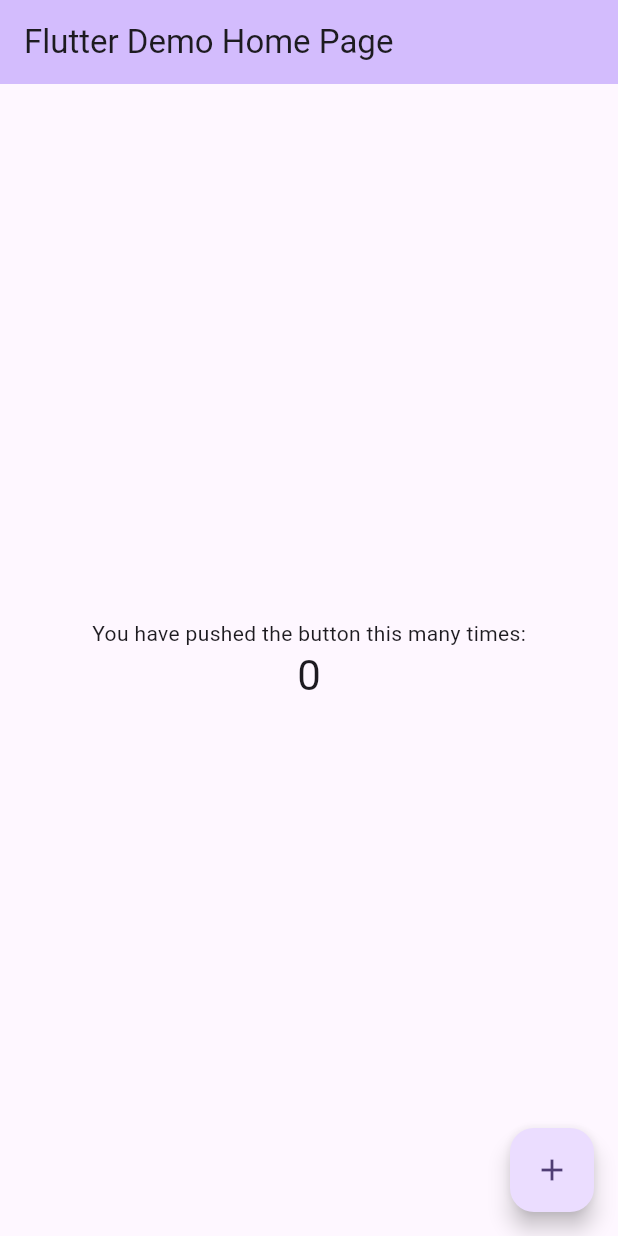
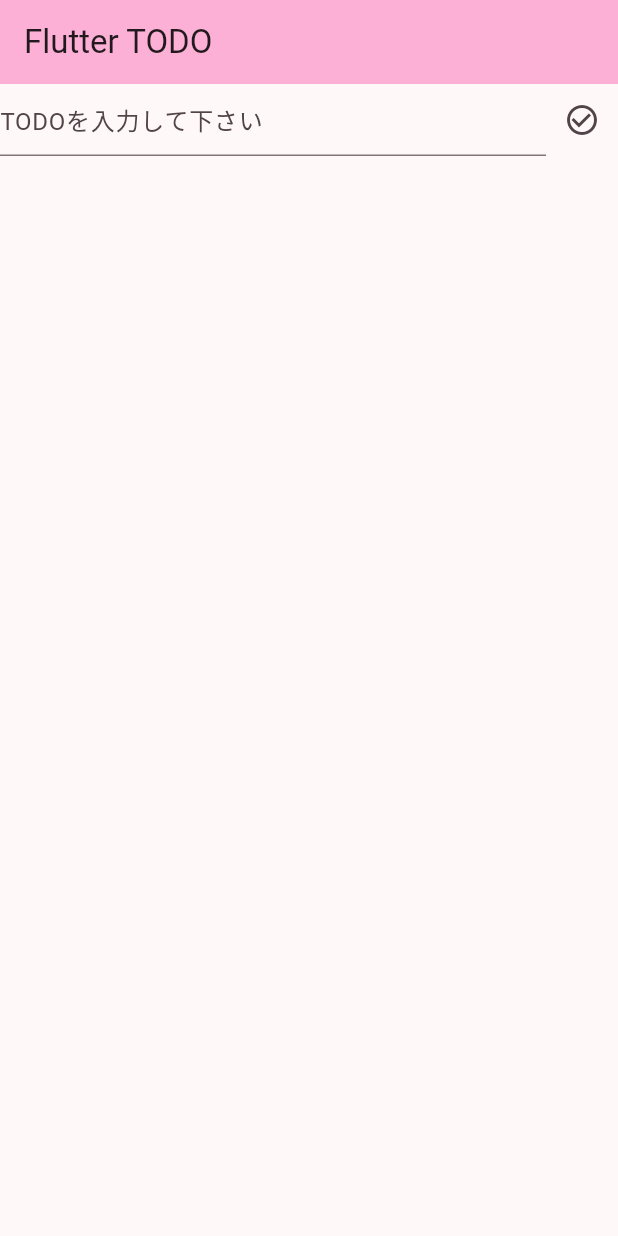
Before and after one commit to yusuke-hada/flutter_todo, a Flutter app: the screen it shows after launch, on a phone screen of 412 x 824 dp. Run offline on Flutter 3.47's test engine with Material 3 defaults, Android fonts, the phone set to English and light mode, and no system bars.

Commit message:
feat_todo作成

```diff
--- a/lib/main.dart
+++ b/lib/main.dart
@@ -1,4 +1,5 @@
 import 'package:flutter/material.dart';
+import 'my_home_page.dart';
 
 void main() {
   runApp(const MyApp());
@@ -10,57 +11,13 @@ class MyApp extends StatelessWidget {
   @override
   Widget build(BuildContext context) {
     return MaterialApp(
-      title: 'Flutter Demo',
+      title: 'Flutter',
       theme: ThemeData(
-        colorScheme: ColorScheme.fromSeed(seedColor: Colors.deepPurple),
+        colorScheme: ColorScheme.fromSeed(
+          seedColor: const Color.fromARGB(255, 236, 93, 177),
+        ),
       ),
-      home: const MyHomePage(title: 'Flutter Demo Home Page'),
+      home: (MyHomePage(title: 'Flutter TODO')),
     );
   }
 }
-
-class MyHomePage extends StatefulWidget {
-  const MyHomePage({super.key, required this.title});
-
-  final String title;
-
-  @override
-  State<MyHomePage> createState() => _MyHomePageState();
-}
-
-class _MyHomePageState extends State<MyHomePage> {
-  int _counter = 0;
-
-  void _incrementCounter() {
-    setState(() {
-      _counter++;
-    });
-  }
-
-  @override
-  Widget build(BuildContext context) {
-    return Scaffold(
-      appBar: AppBar(
-        backgroundColor: Theme.of(context).colorScheme.inversePrimary,
-        title: Text(widget.title),
-      ),
-      body: Center(
-        child: Column(
-          mainAxisAlignment: MainAxisAlignment.center,
-          children: <Widget>[
-            const Text('You have pushed the button this many times:'),
-            Text(
-              '$_counter',
-              style: Theme.of(context).textTheme.headlineMedium,
-            ),
-          ],
-        ),
-      ),
-      floatingActionButton: FloatingActionButton(
-        onPressed: _incrementCounter,
-        tooltip: 'Increment',
-        child: const Icon(Icons.add),
-      ),
-    );
-  }
-}
--- /dev/null
+++ b/lib/my_home_page.dart
@@ -0,0 +1,100 @@
+import 'package:flutter/material.dart';
+
+class TodoItem {
+  String title;
+  bool isDone;
+
+  TodoItem({required this.title, this.isDone = false});
+}
+
+class MyHomePage extends StatefulWidget {
+  const MyHomePage({super.key, required this.title});
+  final String title;
+
+  @override
+  State<MyHomePage> createState() => _MyHomePageState();
+}
+
+class _MyHomePageState extends State<MyHomePage> {
+  String inputValue = '';
+  List<TodoItem> todos = [];
+
+  void _addTodo() {
+    if (inputValue.trim().isEmpty) return;
+
+    setState(() {
+      todos.add(TodoItem(title: inputValue));
+      inputValue = '';
+    });
+  }
+
+  void _toggleTodo(int index) {
+    setState(() {
+      todos[index].isDone = !todos[index].isDone;
+    });
+  }
+
+  void setInputValue(value) {
+    setState(() {
+      inputValue = value;
+    });
+  }
+
+  @override
+  Widget build(BuildContext context) {
+    return Scaffold(
+      appBar: AppBar(
+        backgroundColor: Theme.of(context).colorScheme.inversePrimary,
+        title: Text(widget.title),
+      ),
+      body: Center(
+        child: Column(
+          mainAxisAlignment: MainAxisAlignment.center,
+          mainAxisSize: MainAxisSize.min,
+          children: <Widget>[
+            Row(
+              children: [
+                Expanded(
+                  child: TextField(
+                    decoration: InputDecoration(
+                      border: UnderlineInputBorder(),
+                      hintText: 'TODOを入力して下さい',
+                    ),
+                    onChanged: (value) => setInputValue(value),
+                    controller: TextEditingController(text: inputValue),
+                  ),
+                ),
+                IconButton(
+                  onPressed: _addTodo,
+                  icon: Icon(Icons.check_circle_outline),
+                ),
+              ],
+            ),
+            Expanded(
+              child: ListView.builder(
+                itemCount: todos.length,
+                itemBuilder: (context, index) {
+                  return ListTile(
+                    leading: Checkbox(
+                      value: todos[index].isDone,
+                      onChanged: (_) => _toggleTodo(index),
+                    ),
+                    title: Text(
+                      todos[index].title,
+                      style: TextStyle(
+                        decoration:
+                            todos[index].isDone
+                                ? TextDecoration.lineThrough
+                                : null,
+                      ),
+                    ),
+                  );
+                },
+              ),
+            ),
+          ],
+        ),
+      ),
+    );
+  }
+}
```
